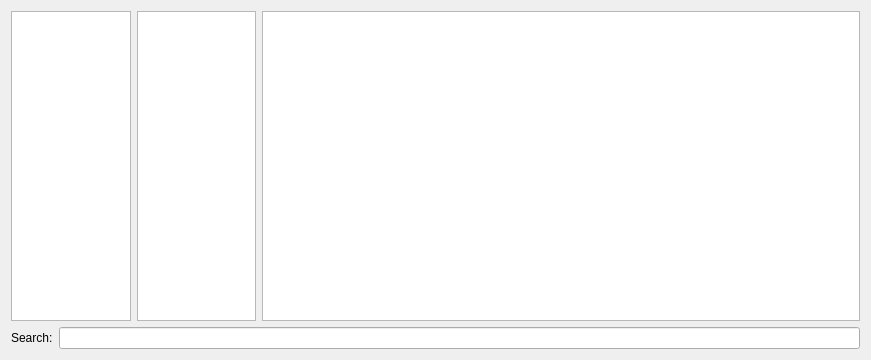
Qt form source/formhelp.ui (leuat/TRSE) before a commit.
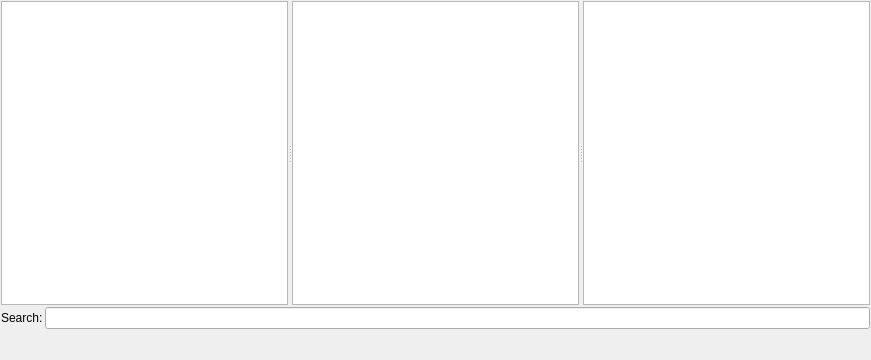
The same form after that commit.

What changed in the file:
```diff
--- a/source/formhelp.ui
+++ b/source/formhelp.ui
@@ -13,22 +13,27 @@
   <property name="windowTitle">
    <string>Form</string>
   </property>
-  <layout class="QGridLayout" name="gridLayout_2">
-   <item row="0" column="0">
-    <layout class="QGridLayout" name="gridLayout">
-     <property name="sizeConstraint">
-      <enum>QLayout::SetMaximumSize</enum>
-     </property>
+  <layout class="QGridLayout" name="gridLayout" rowstretch="10,1,1">
+   <property name="leftMargin">
+    <number>1</number>
+   </property>
+   <property name="topMargin">
+    <number>1</number>
+   </property>
+   <property name="rightMargin">
+    <number>1</number>
+   </property>
+   <property name="bottomMargin">
+    <number>1</number>
+   </property>
+   <property name="spacing">
+    <number>2</number>
+   </property>
      <item row="0" column="0">
-      <layout class="QVBoxLayout" name="verticalLayout">
-       <property name="sizeConstraint">
-        <enum>QLayout::SetMaximumSize</enum>
-       </property>
-       <item>
-        <layout class="QHBoxLayout" name="horizontalLayout_3" stretch="0">
-         <item>
-          <layout class="QHBoxLayout" name="horizontalLayout_4" stretch="1,1,5">
-           <item>
+    <widget class="QSplitter" name="splitter">
+     <property name="orientation">
+      <enum>Qt::Horizontal</enum>
+     </property>
             <widget class="QListWidget" name="lstTopic">
              <property name="font">
               <font>
@@ -36,8 +41,6 @@
               </font>
              </property>
             </widget>
-           </item>
-           <item>
             <widget class="QListWidget" name="lstItems">
              <property name="font">
               <font>
@@ -45,19 +48,14 @@
               </font>
              </property>
             </widget>
-           </item>
-           <item>
             <widget class="QTextEdit" name="txtHelp">
              <property name="acceptRichText">
               <bool>true</bool>
              </property>
             </widget>
-           </item>
-          </layout>
-         </item>
-        </layout>
-       </item>
-       <item>
+    </widget>
+   </item>
+   <item row="1" column="0">
         <layout class="QHBoxLayout" name="horizontalLayout_2">
          <item>
           <widget class="QLabel" name="label">
@@ -71,12 +69,8 @@
          </item>
         </layout>
        </item>
-       <item>
+   <item row="2" column="0">
         <layout class="QHBoxLayout" name="horizontalLayout"/>
-       </item>
-      </layout>
-     </item>
-    </layout>
    </item>
   </layout>
  </widget>
```
Lines whose indentation alone changed are shown as unchanged.
